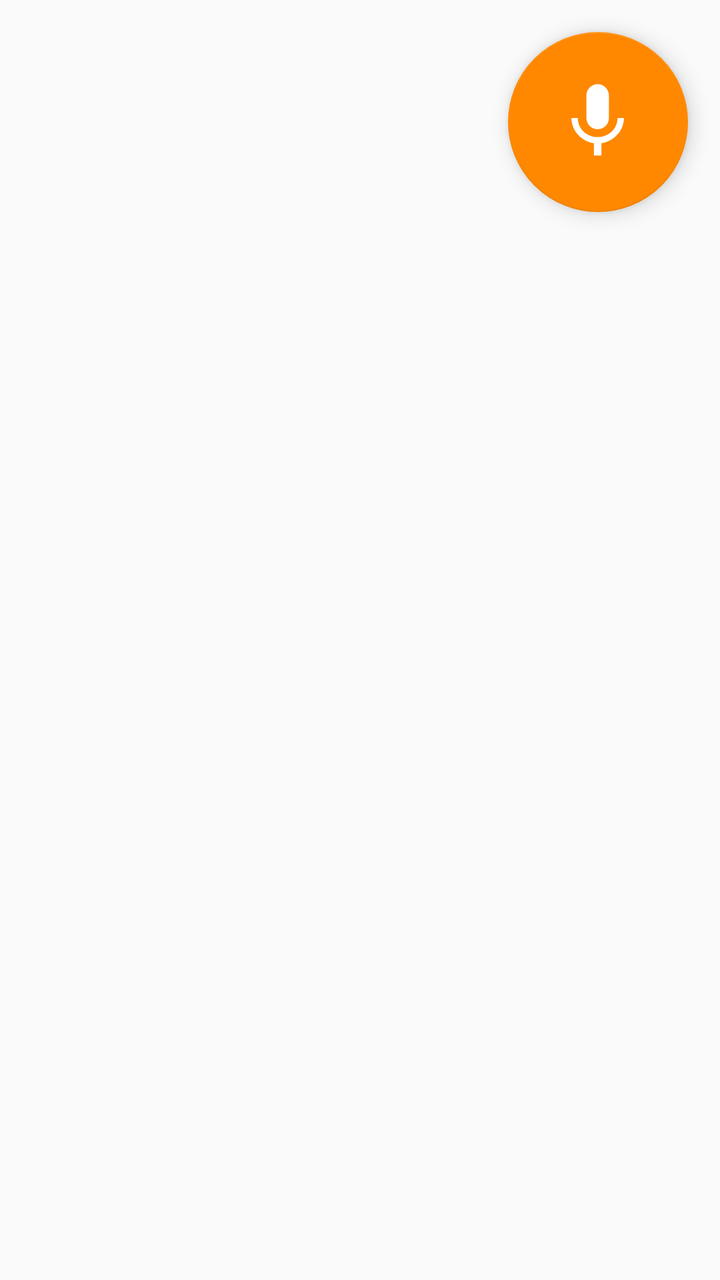
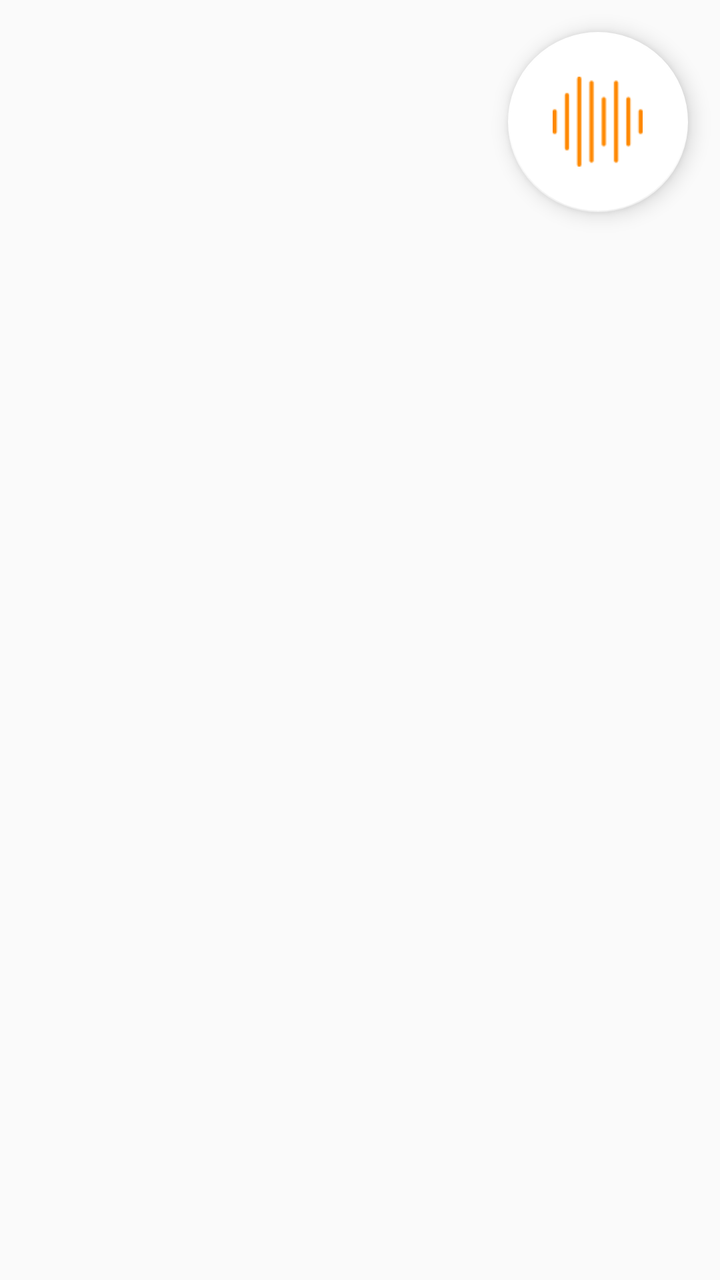

Compare the two renders of this Android layout. The source of the first and the diff that turns it into the second are given below.
<!-- AndroidManifest.xml: application theme VoizyTheme -->
<!-- res/layout/record_button_fragment.xml -->
<?xml version="1.0" encoding="utf-8"?>
<LinearLayout
    xmlns:android="http://schemas.android.com/apk/res/android"
    xmlns:app="http://schemas.android.com/apk/res-auto"
    android:orientation="vertical"
    android:layout_width="wrap_content"
    android:layout_height="wrap_content"
    android:layout_centerHorizontal="true"
    android:clipChildren="false"
    android:background="@android:color/transparent">

    <com.google.android.material.floatingactionbutton.FloatingActionButton
        android:id="@+id/button_record"
        android:layout_width="wrap_content"
        android:layout_height="wrap_content"
        android:layout_gravity="bottom|end"
        android:layout_margin="@dimen/fab_margin"
        android:longClickable="true"
        app:fabCustomSize="90dp"
        app:maxImageSize="45dp"
        app:backgroundTint="@android:color/holo_orange_dark"
        android:scaleType="center"
        android:src="@drawable/ic_mic_white_48dp"/>

</LinearLayout>
<!-- resources referenced by this layout -->
<resources>
  <dimen name="fab_margin">16dp</dimen>
  <!-- drawable ic_mic_white_48dp (drawable) -->
  <vector android:height="48dp" android:tint="#FFFFFF"
      android:viewportHeight="24.0" android:viewportWidth="24.0"
      android:width="48dp" xmlns:android="http://schemas.android.com/apk/res/android">
      <path android:fillColor="#FF000000" android:pathData="M12,14c1.66,0 2.99,-1.34 2.99,-3L15,5c0,-1.66 -1.34,-3 -3,-3S9,3.34 9,5v6c0,1.66 1.34,3 3,3zM17.3,11c0,3 -2.54,5.1 -5.3,5.1S6.7,14 6.7,11L5,11c0,3.41 2.72,6.23 6,6.72L11,21h2v-3.28c3.28,-0.48 6,-3.3 6,-6.72h-1.7z"/>
  </vector>
  <style name="VoizyTheme" parent="@style/Theme.AppCompat.Light.DarkActionBar">
          
          <item name="colorPrimary">@android:color/white</item>
          <item name="colorPrimaryDark">@android:color/white</item>
          <item name="colorAccent">@android:color/holo_orange_light</item>
          <item name="android:statusBarColor">@android:color/white</item>
          <item name="android:windowLightStatusBar">true</item>
          
      </style>
</resources>

<!-- the commit's change to res/layout/record_button_fragment.xml (unified diff, before → after) -->
@@ -18,8 +18,8 @@
         android:longClickable="true"
         app:fabCustomSize="90dp"
         app:maxImageSize="45dp"
-        app:backgroundTint="@android:color/holo_orange_dark"
+        app:backgroundTint="@android:color/white"
         android:scaleType="center"
-        android:src="@drawable/ic_mic_white_48dp"/>
-
+        android:src="@drawable/sound_waves_orange_dark"/>
+    
 </LinearLayout>
<!-- resource entries referenced after the edit -->
@@ -1,12 +1,7 @@
 <!-- resources referenced by this layout -->
 <resources>
   <dimen name="fab_margin">16dp</dimen>
-  <!-- drawable ic_mic_white_48dp (drawable) -->
-  <vector android:height="48dp" android:tint="#FFFFFF"
-      android:viewportHeight="24.0" android:viewportWidth="24.0"
-      android:width="48dp" xmlns:android="http://schemas.android.com/apk/res/android">
-      <path android:fillColor="#FF000000" android:pathData="M12,14c1.66,0 2.99,-1.34 2.99,-3L15,5c0,-1.66 -1.34,-3 -3,-3S9,3.34 9,5v6c0,1.66 1.34,3 3,3zM17.3,11c0,3 -2.54,5.1 -5.3,5.1S6.7,14 6.7,11L5,11c0,3.41 2.72,6.23 6,6.72L11,21h2v-3.28c3.28,-0.48 6,-3.3 6,-6.72h-1.7z"/>
-  </vector>
+  <!-- drawable sound_waves_orange_dark: png bitmap (drawable-hdpi, 298 bytes) -->
   <style name="VoizyTheme" parent="@style/Theme.AppCompat.Light.DarkActionBar">
           
           <item name="colorPrimary">@android:color/white</item>
